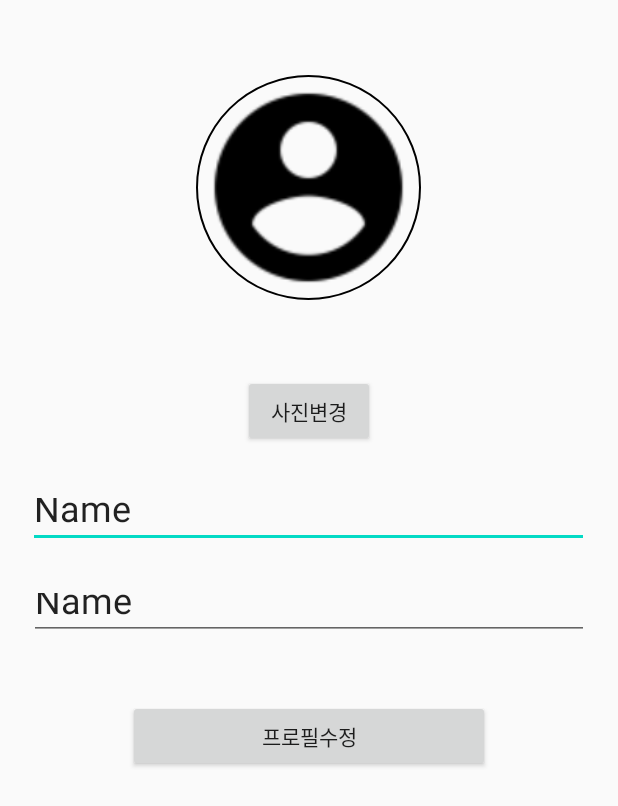
After one commit to RendarCP/prj-Kingstagram, an Android app: the EditProfileActivity screen opened directly, with no data from a screen before it, on a phone screen of 412 x 824 dp. The commit adds this screen. Shown: the top 806 px of the screen. Run offline under Robolectric (Android 15) with nearby library versions, the phone set to English and light mode, and no system bars; our stand-ins replace CircleImageView.

Commit message:
프로필 에디 프로필

```diff
--- a/app/src/main/AndroidManifest.xml
+++ b/app/src/main/AndroidManifest.xml
@@ -9,7 +9,9 @@
         android:roundIcon="@mipmap/ic_launcher_round"
         android:supportsRtl="true"
         android:theme="@style/AppTheme">
-        <activity android:name=".CameraActivity"></activity>
+        <activity android:name=".ProfileActivity"></activity>
+        <activity android:name=".EditProfileActivity" />
+        <activity android:name=".CameraActivity" />
         <activity android:name=".SignUpActivity" />
         <activity android:name=".LoginActivity">
             <intent-filter>
@@ -18,7 +20,7 @@
                 <category android:name="android.intent.category.LAUNCHER" />
             </intent-filter>
         </activity>
-        <activity android:name=".MainActivity"></activity>
+        <activity android:name=".MainActivity" />
     </application>
 
 </manifest>
--- /dev/null
+++ b/app/src/main/res/layout/activity_edit__profile.xml
@@ -0,0 +1,69 @@
+<?xml version="1.0" encoding="utf-8"?>
+<androidx.constraintlayout.widget.ConstraintLayout xmlns:android="http://schemas.android.com/apk/res/android"
+    xmlns:app="http://schemas.android.com/apk/res-auto"
+    xmlns:tools="http://schemas.android.com/tools"
+    android:layout_width="match_parent"
+    android:layout_height="match_parent"
+    tools:context=".EditProfileActivity">
+
+    <LinearLayout
+        android:id="@+id/profile_layout"
+        android:layout_width="match_parent"
+        android:layout_height="match_parent"
+        android:orientation="vertical">
+
+        <de.hdodenhof.circleimageview.CircleImageView
+            android:id="@+id/account_iv_profile"
+            android:layout_width="150dp"
+            android:layout_height="150dp"
+            android:layout_gravity="center"
+            android:layout_marginTop="50dp"
+            android:layout_marginBottom="50dp"
+            android:src="@drawable/account_iv_profile"
+            app:civ_border_width="1dp"
+            tools:ignore="MissingClass" />
+
+        <Button
+            android:id="@+id/button"
+            android:layout_width="wrap_content"
+            android:layout_height="wrap_content"
+            android:layout_gravity="center"
+            android:gravity="center"
+            android:text="사진변경" />
+
+        <EditText
+            android:id="@+id/editTextTextPersonName"
+            android:layout_width="374dp"
+            android:layout_height="43dp"
+            android:layout_gravity="center"
+            android:layout_marginTop="24dp"
+            android:layout_marginBottom="20dp"
+            android:ems="10"
+            android:inputType="textPersonName"
+            android:text="Name"
+            android:textSize="24sp"
+            android:visibility="visible" />
+
+        <EditText
+            android:id="@+id/editTextTextPersonName2"
+            android:layout_width="373dp"
+            android:layout_height="41dp"
+            android:layout_gravity="center"
+            android:ems="10"
+            android:inputType="textPersonName"
+            android:text="Name"
+            android:textSize="24sp"
+            tools:text="Nickname" />
+
+        <Button
+            android:id="@+id/button2"
+            android:layout_width="241dp"
+            android:layout_height="wrap_content"
+            android:layout_gravity="center"
+            android:layout_marginTop="40dp"
+            android:layout_marginBottom="40dp"
+            android:text="프로필수정" />
+
+    </LinearLayout>
+
+</androidx.constraintlayout.widget.ConstraintLayout>
--- a/app/src/main/res/values/styles.xml
+++ b/app/src/main/res/values/styles.xml
@@ -1,10 +1,32 @@
-<resources>
+<resources xmlns:tools="http://schemas.android.com/tools">
     <!-- Base application theme. -->
-    <style name="AppTheme" parent="Theme.AppCompat.Light.NoActionBar">
+    <style name="AppTheme" parent="Theme.AppCompat.Light.NoActionBar" tools:ignore="DuplicateDefinition">
         <!-- Customize your theme here. -->
         <item name="colorPrimary">@color/colorPrimary</item>
         <item name="colorPrimaryDark">@color/colorPrimaryDark</item>
         <item name="colorAccent">@color/colorAccent</item>
+
+
+
+
+        <item name="colorPrimary">@color/colorPrimary</item>
+
+        <item name="colorPrimaryDark">@color/colorPrimaryDark</item>
+
+        <item name="colorAccent">@color/colorAccent</item>
+
     </style>
 
+
+    -<style parent="Widget.AppCompat.Button.Colored" name="ButtonStyle">
+
+    <item name="colorButtonNormal">@color/colorWhite</item>
+
+</style>
+
+
+
+
+
+
 </resources>
```
Also changed, not shown: app/build.gradle (+8 -0 lines), app/src/main/java/kr/ac/kpu/kingstagram/EditProfileActivity.kt (added, +151 -0 lines), app/src/main/java/kr/ac/kpu/kingstagram/ProfileActivity.kt (added, +19 -0 lines), app/src/main/res/layout/activity_profile2.xml (added, +103 -0 lines), app/src/main/res/values/colors.xml (+11 -1 lines), app/src/main/res/values/strings.xml (+99 -0 lines), app/src/main/res/drawable-v24/account_iv_profile.png (added).
